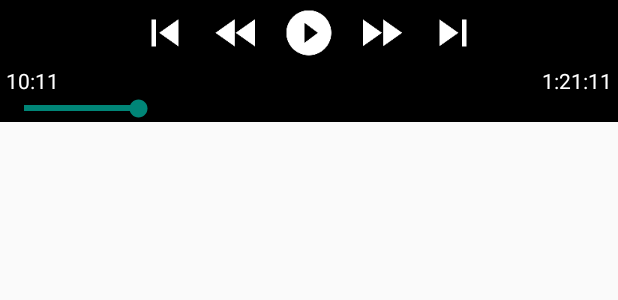
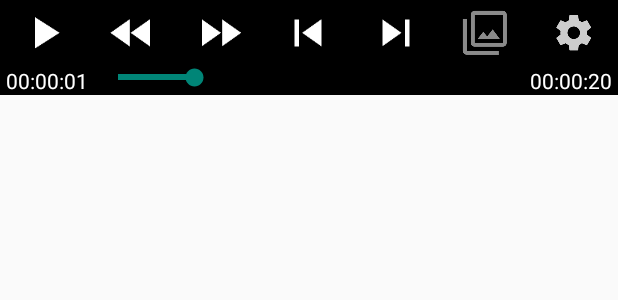
Before and after one commit to VinterYoung5/myijk, an Android app: the layout media_controller.xml on its own in the app's theme, with its tools: preview values and no code run, on a phone screen of 412 x 824 dp. Shown: the top 300 px of the screen. Run offline under Robolectric (Android 15) with nearby library versions, the phone set to English and light mode, and no system bars.

Commit message:
add vmediacontroller button

```diff
--- a/android/ijkplayer/ijkplayer-example/src/main/res/layout/media_controller.xml
+++ b/android/ijkplayer/ijkplayer-example/src/main/res/layout/media_controller.xml
@@ -33,24 +33,31 @@
         android:paddingTop="4dip">
 
         <ImageButton
-            android:id="@+id/prev"
-            style="@style/MediaButton.Previous"/>
+            android:id="@+id/pause"
+            style="@style/MediaButton.Play"/>
+
 
         <ImageButton
             android:id="@+id/rew"
             style="@style/MediaButton.Rew"/>
 
         <ImageButton
-            android:id="@+id/pause"
-            style="@style/MediaButton.Play"/>
-
-        <ImageButton
             android:id="@+id/ffwd"
             style="@style/MediaButton.Ffwd"/>
+        <ImageButton
+            android:id="@+id/prev"
+            style="@style/MediaButton.Previous"/>
 
         <ImageButton
             android:id="@+id/next"
             style="@style/MediaButton.Next"/>
+        <ImageButton
+            android:id="@+id/fun1"
+            style="@style/MediaButton.Fun1"/>
+
+        <ImageButton
+            android:id="@+id/fun2"
+            style="@style/MediaButton.Fun2"/>
 
     </LinearLayout>
 
@@ -72,26 +79,25 @@
             android:paddingTop="4dip"
             android:textColor="@android:color/white"
             android:textSize="14sp"
-            tools:text="10:11"/>
+            tools:text="00:00:01"/>
 
         <SeekBar
             android:id="@+id/mediacontroller_progress"
             style="?android:attr/progressBarStyleHorizontal"
-            android:layout_width="match_parent"
+            android:layout_width="wrap_content"
             android:layout_height="wrap_content"
-            android:layout_alignParentEnd="true"
-            android:layout_alignParentLeft="true"
-            android:layout_alignParentRight="true"
-            android:layout_alignParentStart="true"
-            android:layout_below="@id/time_current"
+            android:layout_toRightOf="@+id/time_current"
+            android:layout_toLeftOf="@+id/time"
+            android:layout_alignTop="@+id/time_current"
+            android:layout_alignBottom ="@+id/time_current"
             tools:progress="20"
-            tools:secondaryProgress="65"/>
+            tools:secondaryProgress="65"
+            />
 
         <TextView
             android:id="@+id/time"
             android:layout_width="wrap_content"
             android:layout_height="wrap_content"
-            android:layout_above="@id/mediacontroller_progress"
             android:layout_alignParentRight="true"
             android:layout_gravity="center_horizontal"
             android:paddingEnd="4dip"
@@ -99,6 +105,6 @@
             android:paddingTop="4dip"
             android:textColor="@android:color/white"
             android:textSize="14sp"
-            tools:text="1:21:11"/>
+            tools:text="00:00:20"/>
     </RelativeLayout>
 </LinearLayout>
--- a/android/ijkplayer/ijkplayer-example/src/main/res/values/controller_res.xml
+++ b/android/ijkplayer/ijkplayer-example/src/main/res/values/controller_res.xml
@@ -23,8 +23,9 @@
     <!--styles-->
     <style name="MediaButton">
         <item name="android:background">@null</item>
-        <item name="android:layout_width">48dip</item>
+        <item name="android:layout_width">0dp</item>
         <item name="android:layout_height">36dip</item>
+        <item name="android:layout_weight">1</item>
         <item name="android:scaleType">centerInside</item>
     </style>
 
@@ -41,11 +42,19 @@
         <item name="android:contentDescription">@string/lockscreen_transport_ffw_description</item>
     </style>
     <style name="MediaButton.Play">
-        <item name="android:src">@drawable/ic_play_circle_filled_white_48dp</item>
+        <item name="android:src">@drawable/ic_play_arrow_white_48dp</item>
         <item name="android:contentDescription">@string/lockscreen_transport_ffw_description</item>
     </style>
     <style name="MediaButton.Next">
         <item name="android:src">@drawable/ic_skip_next_white_48dp</item>
         <item name="android:contentDescription">@string/lockscreen_transport_ffw_description</item>
     </style>
+    <style name="MediaButton.Fun1">
+        <item name="android:src">@drawable/ic_action_dark_filter</item>
+        <item name="android:contentDescription">@string/lockscreen_transport_ffw_description</item>
+    </style>
+    <style name="MediaButton.Fun2">
+        <item name="android:src">@drawable/ic_action_dark_settings</item>
+        <item name="android:contentDescription">@string/lockscreen_transport_ffw_description</item>
+    </style>
 </resources>
```
Also changed, not shown: android/ijkplayer/ijkplayer-example/src/main/java/tv/danmaku/ijk/media/example/widget/media/VMediaController.java (+61 -2 lines), android/ijkplayer/ijkplayer-example/src/main/res/mipmap-hdpi/ic_launcher.png, android/ijkplayer/ijkplayer-example/src/main/res/mipmap-mdpi/ic_launcher.png, android/ijkplayer/ijkplayer-example/src/main/res/mipmap-xhdpi/ic_launcher.png, android/ijkplayer/ijkplayer-example/src/main/res/mipmap-xxhdpi/ic_launcher.png.
